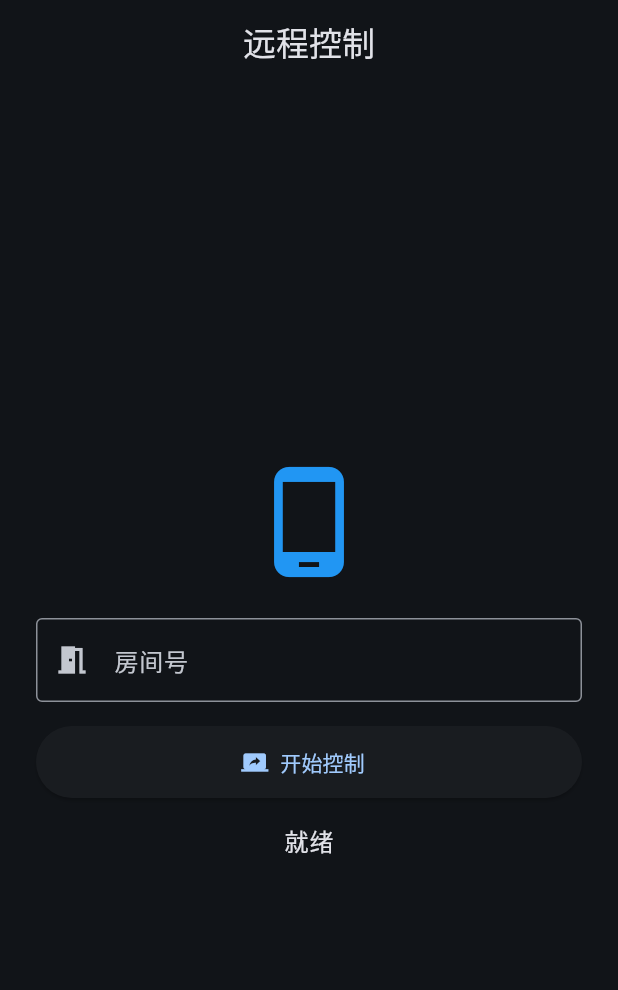
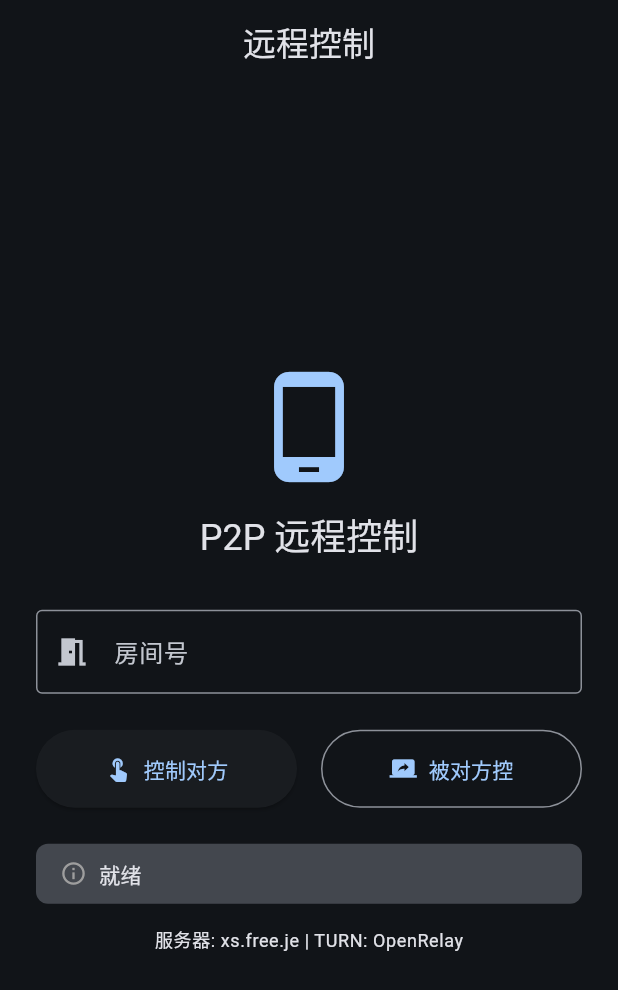
Before and after one commit to hcs151/remote-ctrl, a Flutter app: the screen it shows after launch, on a phone screen of 412 x 824 dp. Shown: the top 990 px of the screen. Run offline on Flutter 3.47's test engine with Material 3 defaults, Android fonts, the phone set to English and light mode, and no system bars; missing offline and left inert: flutter_webrtc.

Commit message:
Fix home_page.dart import and type errors

```diff
--- a/lib/pages/home_page.dart
+++ b/lib/pages/home_page.dart
@@ -32,24 +32,32 @@ class _HomePageState extends State<HomePage> {
   void _startControl() async {
     final room = _roomCtrl.text.trim();
     if (room.isEmpty) return;
+
     setState(() => _status = '正在连接...');
-    final connected = await _p2p.connect(room);
-    if (connected && mounted) {
-      setState(() => _connected = true);
+    await _p2p.connect(room);
+
+    if (_p2p.remoteStream == null) {
+      await Future.delayed(const Duration(seconds: 3));
+    }
+
+    if (_p2p.remoteStream != null && mounted) {
       Navigator.push(
         context,
         MaterialPageRoute(
           builder: (_) => ScreenPage(p2p: _p2p),
         ),
-      ).then((_) {
-        if (mounted) {
-          setState(() => _connected = false);
-          _p2p.disconnect();
-        }
-      });
-    } else if (mounted) {
-      setState(() => _status = '连接失败');
+      );
     }
+  }
+
+  void _startBeControlled() async {
+    final room = _roomCtrl.text.trim();
+    if (room.isEmpty) return;
+
+    setState(() => _status = '等待被控...');
+    await _p2p.initLocalStream(screen: true);
+    await _p2p.waitConnect(room);
+    setState(() => _connected = true);
   }
 
   @override
@@ -60,32 +68,80 @@ class _HomePageState extends State<HomePage> {
         centerTitle: true,
       ),
       body: Padding(
-        padding: const EdgeInsets.all(24.0),
+        padding: const EdgeInsets.all(24),
         child: Column(
           mainAxisAlignment: MainAxisAlignment.center,
           children: [
-            const Icon(Icons.phone_android, size: 80, color: Colors.blue),
-            const SizedBox(height: 24),
+            Icon(
+              Icons.phone_android,
+              size: 80,
+              color: Theme.of(context).colorScheme.primary,
+            ),
+            const SizedBox(height: 16),
+            Text(
+              'P2P 远程控制',
+              style: Theme.of(context).textTheme.headlineSmall,
+            ),
+            const SizedBox(height: 32),
             TextField(
               controller: _roomCtrl,
               decoration: const InputDecoration(
                 labelText: '房间号',
-                hintText: '输入房间号',
+                hintText: '输入相同的房间号',
                 border: OutlineInputBorder(),
                 prefixIcon: Icon(Icons.meeting_room),
               ),
             ),
-            const SizedBox(height: 16),
-            ElevatedButton.icon(
-              onPressed: _connected ? null : _startControl,
-              icon: const Icon(Icons.screen_share),
-              label: const Text('开始控制'),
-              style: ElevatedButton.styleFrom(
-                minimumSize: const Size(double.infinity, 48),
+            const SizedBox(height: 24),
+            Row(
+              children: [
+                Expanded(
+                  child: ElevatedButton.icon(
+                    onPressed: _startControl,
+                    icon: const Icon(Icons.touch_app),
+                    label: const Text('控制对方'),
+                    style: ElevatedButton.styleFrom(
+                      padding: const EdgeInsets.symmetric(vertical: 16),
+                    ),
+                  ),
+                ),
+                const SizedBox(width: 16),
+                Expanded(
+                  child: OutlinedButton.icon(
+                    onPressed: _startBeControlled,
+                    icon: const Icon(Icons.screen_share),
+                    label: const Text('被对方控'),
+                    style: OutlinedButton.styleFrom(
+                      padding: const EdgeInsets.symmetric(vertical: 16),
+                    ),
+                  ),
+                ),
+              ],
+            ),
+            const SizedBox(height: 24),
+            Container(
+              padding: const EdgeInsets.symmetric(horizontal: 16, vertical: 10),
+              decoration: BoxDecoration(
+                color: Theme.of(context).colorScheme.surfaceVariant,
+                borderRadius: BorderRadius.circular(8),
+              ),
+              child: Row(
+                children: [
+                  Icon(
+                    _connected ? Icons.check_circle : Icons.info_outline,
+                    size: 18,
+                    color: _connected ? Colors.green : Colors.grey,
+                  ),
+                  const SizedBox(width: 8),
+                  Expanded(child: Text(_status)),
+                ],
               ),
             ),
             const SizedBox(height: 16),
-            Text(_status, style: Theme.of(context).textTheme.bodyLarge),
+            Text(
+              '服务器: xs.free.je | TURN: OpenRelay',
+              style: Theme.of(context).textTheme.bodySmall,
+            ),
           ],
         ),
       ),
```
